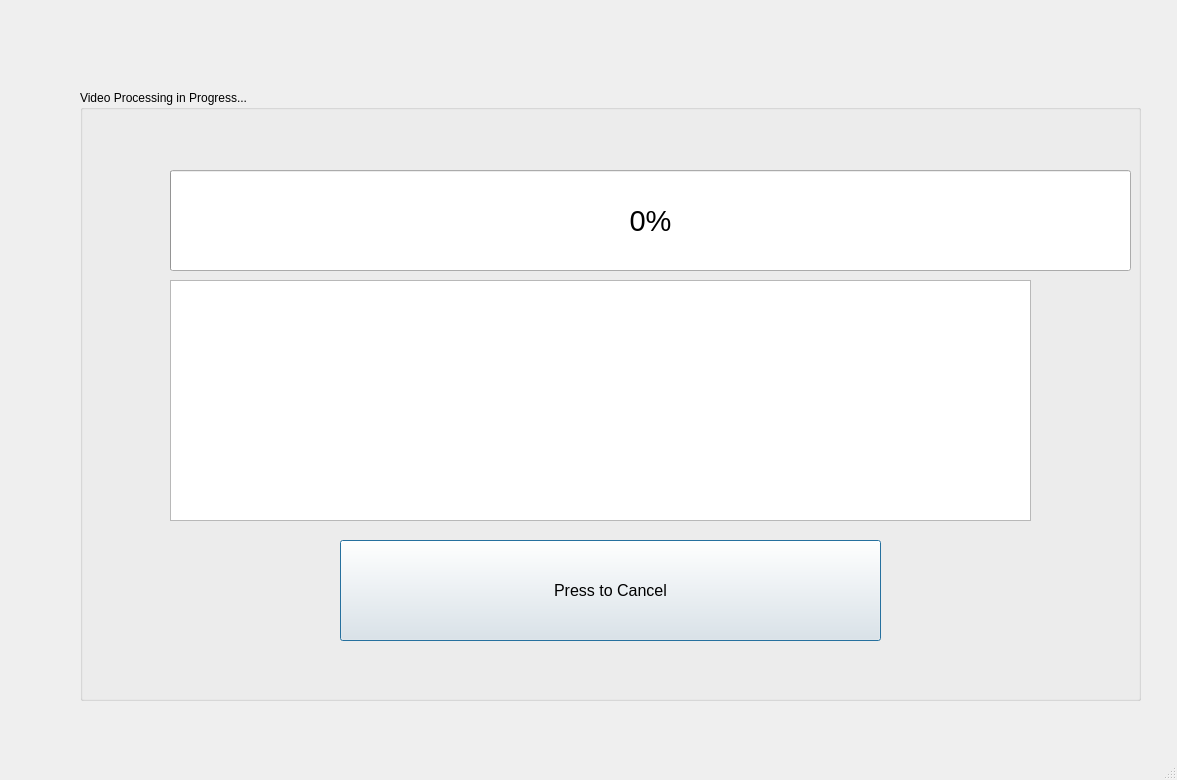
alexandropinion/spectrum-analyzer-tool-group4, file src/sat/progress_page.ui: the form before one commit.
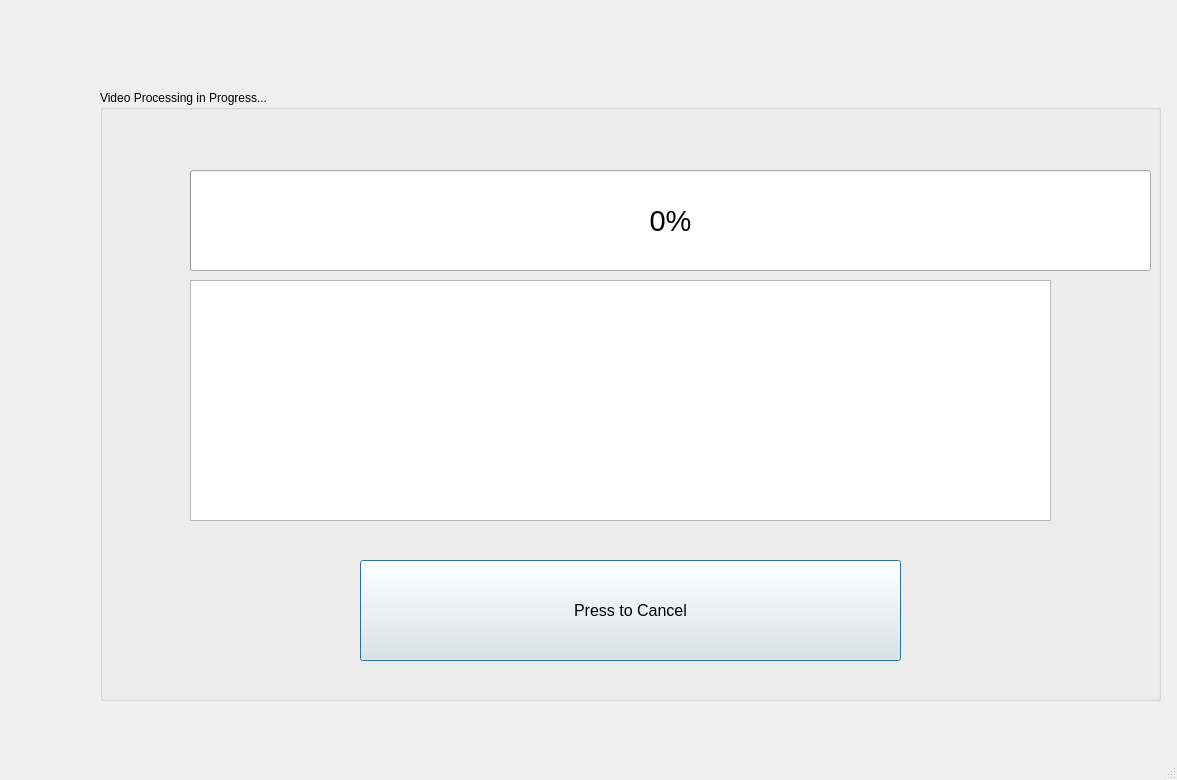
The form after the commit.

The edit to the form file:
```diff
--- a/src/sat/progress_page.ui
+++ b/src/sat/progress_page.ui
@@ -17,7 +17,7 @@
    <widget class="QGroupBox" name="groupBox">
     <property name="geometry">
      <rect>
-      <x>80</x>
+      <x>100</x>
       <y>90</y>
       <width>1061</width>
       <height>611</height>
@@ -30,7 +30,7 @@
      <property name="geometry">
       <rect>
        <x>260</x>
-       <y>450</y>
+       <y>470</y>
        <width>541</width>
        <height>101</height>
       </rect>
```
